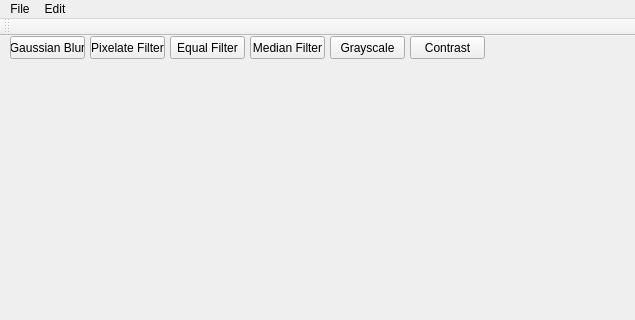
This is program_na_inpg/mainwindow.ui in Uchoslyszy/okowidzi as Qt 5 draws it before an edit; both pictures show x 0 to 635 and y 0 to 320 of the 1394 by 765 pixel window. The edited form follows.
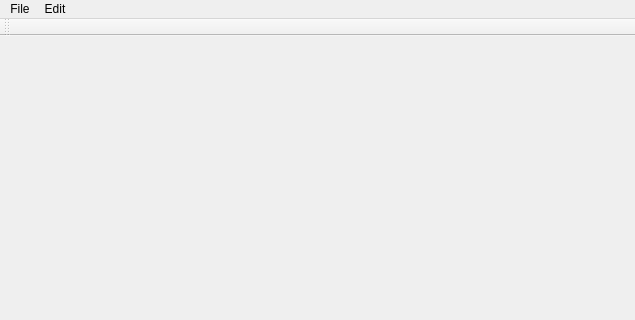
This is the edited form.

Patch:
```diff
--- a/program_na_inpg/mainwindow.ui
+++ b/program_na_inpg/mainwindow.ui
@@ -14,91 +14,13 @@
    <string>MainWindow</string>
   </property>
   <widget class="QWidget" name="centralWidget">
-   <widget class="QPushButton" name="Gaussian">
-    <property name="geometry">
-     <rect>
-      <x>10</x>
-      <y>0</y>
-      <width>75</width>
-      <height>23</height>
-     </rect>
-    </property>
-    <property name="text">
-     <string>Gaussian Blur</string>
-    </property>
-   </widget>
-   <widget class="QPushButton" name="pushButton">
-    <property name="geometry">
-     <rect>
-      <x>90</x>
-      <y>0</y>
-      <width>75</width>
-      <height>23</height>
-     </rect>
-    </property>
-    <property name="text">
-     <string>Pixelate Filter</string>
-    </property>
-   </widget>
-   <widget class="QPushButton" name="pushButton_2">
-    <property name="geometry">
-     <rect>
-      <x>170</x>
-      <y>0</y>
-      <width>75</width>
-      <height>23</height>
-     </rect>
-    </property>
-    <property name="text">
-     <string>Equal Filter</string>
-    </property>
-   </widget>
-   <widget class="QPushButton" name="pushButton_3">
-    <property name="geometry">
-     <rect>
-      <x>250</x>
-      <y>0</y>
-      <width>75</width>
-      <height>23</height>
-     </rect>
-    </property>
-    <property name="text">
-     <string>Median Filter</string>
-    </property>
-   </widget>
-   <widget class="QPushButton" name="pushButton_4">
-    <property name="geometry">
-     <rect>
-      <x>330</x>
-      <y>0</y>
-      <width>75</width>
-      <height>23</height>
-     </rect>
-    </property>
-    <property name="text">
-     <string>Grayscale</string>
-    </property>
-   </widget>
-   <widget class="QPushButton" name="pushButton_5">
-    <property name="geometry">
-     <rect>
-      <x>410</x>
-      <y>0</y>
-      <width>75</width>
-      <height>23</height>
-     </rect>
-    </property>
-    <property name="text">
-     <string>Contrast</string>
-    </property>
-   </widget>
    <widget class="QLabel" name="image1">
     <property name="geometry">
      <rect>
-      <x>0</x>
-      <y>50</y>
-      <width>1301</width>
-      <height>651</height>
+      <x>100</x>
+      <y>40</y>
+      <width>1201</width>
+      <height>371</height>
      </rect>
     </property>
     <property name="text">
```
Left out of the diff: 16 changed lines with no effect on the pictures.
